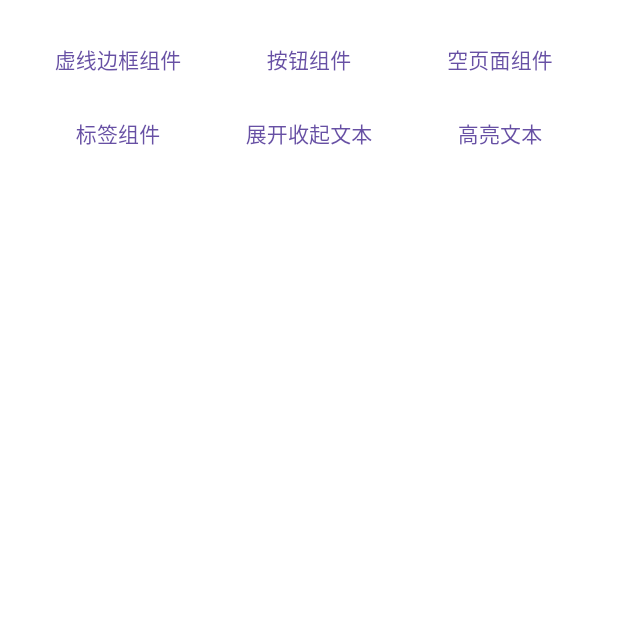
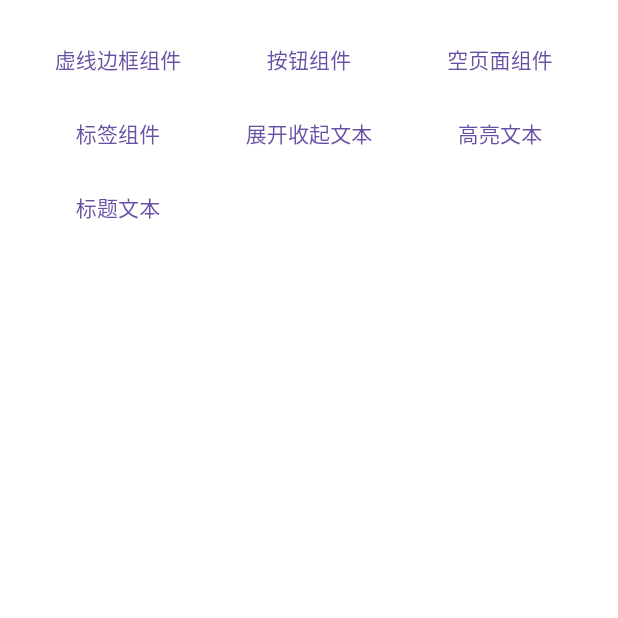
Before and after one commit to ThinkerJack/jui, a Flutter app: the screen it shows after launch, on a phone screen of 412 x 824 dp, the top half of it. Run offline on Flutter 3.47's test engine with Material 3 defaults, Android fonts, the phone set to English and light mode, and no system bars; our stand-ins replace flutter_screenutil.

Commit message:
feature#标题组件

```diff
--- a/example/lib/common/title_demo.dart
+++ b/example/lib/common/title_demo.dart
@@ -10,7 +10,7 @@ class TitleDemo extends DemoBasePage {
     return super.builder("标题文本", [
       JUITitle(title: "标题"),
       space,
-
+      JUITitle(title: "内容可折叠",expandFlag: ValueNotifier<bool>(false),expandedContent: Text("内容"),)
     ]);
   }
 }
--- a/example/lib/demo_router.dart
+++ b/example/lib/demo_router.dart
@@ -7,6 +7,7 @@ import 'common/empty_placeholder_demo.dart';
 import 'common/expanded_text_demo.dart';
 import 'common/highlighted_text_demo.dart';
 import 'common/tag_demo.dart';
+import 'common/title_demo.dart';
 
 final demoRouterMap = <String, WidgetBuilder>{
   DemoRouter.mainPage: (context) => const MainPage(),
@@ -16,6 +17,7 @@ final demoRouterMap = <String, WidgetBuilder>{
   DemoRouter.tagDemo: (context) => const TagDemo(),
   DemoRouter.expandedTextDemo: (context) => const ExpandedTextDemo(),
   DemoRouter.highlightedTextDemo: (context) => const HighlightedTextDemo(),
+  DemoRouter.titleDemo: (context) => const TitleDemo(),
 };
 
 class DemoRouter {
@@ -26,4 +28,5 @@ class DemoRouter {
   static const String tagDemo = "TagDemo";
   static const String expandedTextDemo = "ExpandedTextDemo";
   static const String highlightedTextDemo = "HighlightedTextDemo";
+  static const String titleDemo = "TitleDemo";
 }
--- a/example/lib/splash_page.dart
+++ b/example/lib/splash_page.dart
@@ -24,6 +24,7 @@ class MainPage extends StatelessWidget {
             _buildTextButton(context, DemoRouter.tagDemo, "标签组件"),
             _buildTextButton(context, DemoRouter.expandedTextDemo, "展开收起文本"),
             _buildTextButton(context, DemoRouter.highlightedTextDemo, "高亮文本"),
+            _buildTextButton(context, DemoRouter.titleDemo, "标题文本"),
           ],
         ),
       ),
--- a/lib/src/data_display/title/jui_title.dart
+++ b/lib/src/data_display/title/jui_title.dart
@@ -31,7 +31,7 @@ class JUITitle extends StatelessWidget {
 
   Widget _buildTitleRow() {
     return Padding(
-      padding: const EdgeInsets.symmetric(vertical: 11, horizontal: 20),
+      padding: const EdgeInsets.symmetric(vertical: 11),
       child: Row(
         children: [
           _buildBlueBlock(),
@@ -74,6 +74,7 @@ class JUITitle extends StatelessWidget {
           onTap: () => expandFlag!.value = !isExpanded,
           child: Image.asset(
             isExpanded ? Assets.imagesIconDown.path : Assets.imagesIconUp.path,
+            width: 20,
           ),
         );
       },
```
